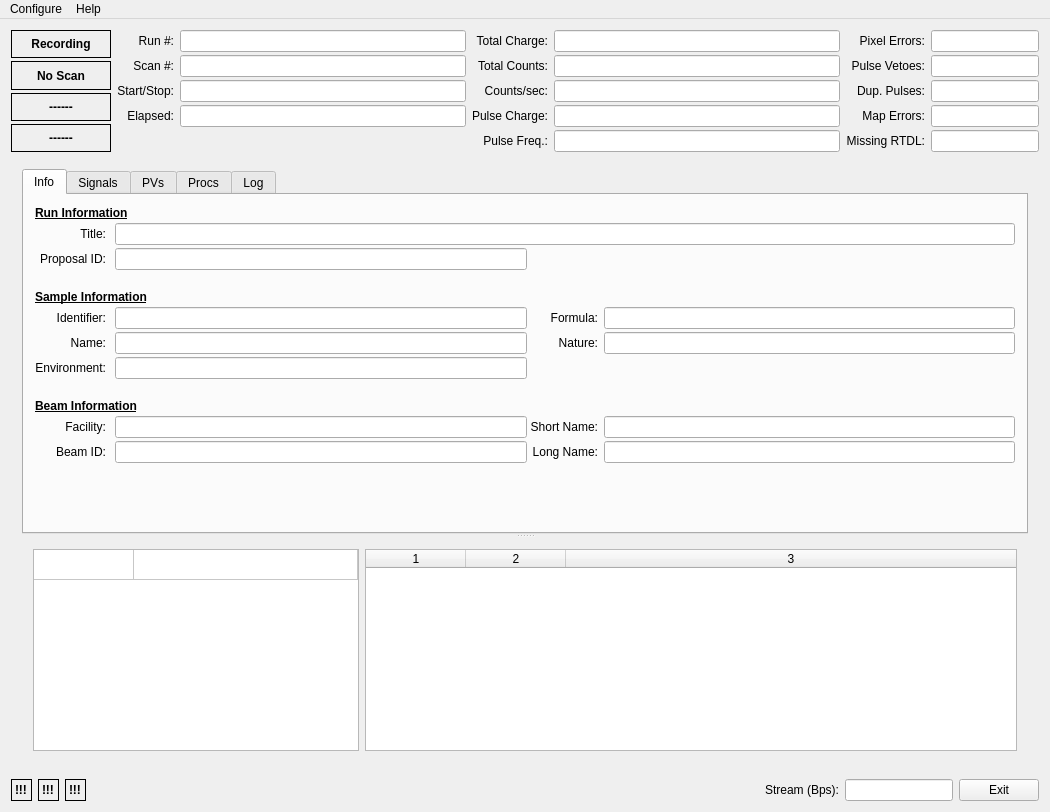
Before: the Qt Designer form dasmon/client/MainWindow.ui in ADARA-Neutrons/adara, drawn with Qt 5.
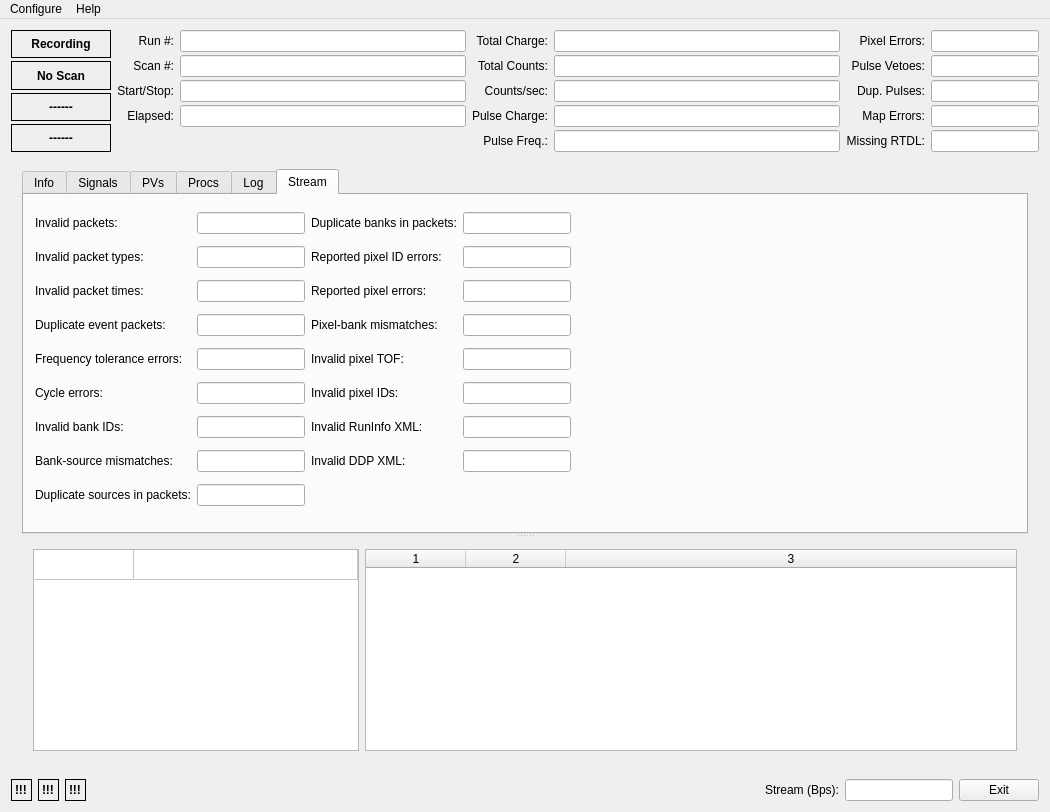
After: the same form once the commit is applied.

Commit message: Added stream verification metrics to dasmon

What changed in the file:
```diff
--- a/dasmon/client/MainWindow.ui
+++ b/dasmon/client/MainWindow.ui
@@ -426,7 +426,7 @@
          </property>
          <widget class="QTabWidget" name="tabWidget">
           <property name="currentIndex">
-           <number>0</number>
+           <number>5</number>
           </property>
           <widget class="QWidget" name="runInfoTab">
            <attribute name="title">
@@ -803,6 +803,268 @@
             </item>
            </layout>
           </widget>
+          <widget class="QWidget" name="tab">
+           <attribute name="title">
+            <string>Stream</string>
+           </attribute>
+           <layout class="QHBoxLayout" name="horizontalLayout_5">
+            <item>
+             <layout class="QGridLayout" name="gridLayout_3">
+              <item row="0" column="0">
+               <widget class="QLabel" name="label_20">
+                <property name="text">
+                 <string>Invalid packets:</string>
+                </property>
+               </widget>
+              </item>
+              <item row="0" column="1">
+               <widget class="QLineEdit" name="invPktEdit">
+                <property name="readOnly">
+                 <bool>true</bool>
+                </property>
+               </widget>
+              </item>
+              <item row="1" column="0">
+               <widget class="QLabel" name="label_22">
+                <property name="text">
+                 <string>Invalid packet types:</string>
+                </property>
+               </widget>
+              </item>
+              <item row="1" column="1">
+               <widget class="QLineEdit" name="invPktTypeEdit">
+                <property name="readOnly">
+                 <bool>true</bool>
+                </property>
+               </widget>
+              </item>
+              <item row="2" column="0">
+               <widget class="QLabel" name="label_33">
+                <property name="text">
+                 <string>Invalid packet times:</string>
+                </property>
+               </widget>
+              </item>
+              <item row="2" column="1">
+               <widget class="QLineEdit" name="invPktTimeEdit">
+                <property name="readOnly">
+                 <bool>true</bool>
+                </property>
+               </widget>
+              </item>
+              <item row="3" column="0">
+               <widget class="QLabel" name="label_34">
+                <property name="text">
+                 <string>Duplicate event packets:</string>
+                </property>
+               </widget>
+              </item>
+              <item row="3" column="1">
+               <widget class="QLineEdit" name="dupEventPktEdit">
+                <property name="readOnly">
+                 <bool>true</bool>
+                </property>
+               </widget>
+              </item>
+              <item row="4" column="1">
+               <widget class="QLineEdit" name="freqTolEdit">
+                <property name="readOnly">
+                 <bool>true</bool>
+                </property>
+               </widget>
+              </item>
+              <item row="5" column="1">
+               <widget class="QLineEdit" name="cycleErrEdit">
+                <property name="readOnly">
+                 <bool>true</bool>
+                </property>
+               </widget>
+              </item>
+              <item row="6" column="1">
+               <widget class="QLineEdit" name="invBankEdit">
+                <property name="readOnly">
+                 <bool>true</bool>
+                </property>
+               </widget>
+              </item>
+              <item row="7" column="1">
+               <widget class="QLineEdit" name="bankSrcMisEdit">
+                <property name="readOnly">
+                 <bool>true</bool>
+                </property>
+               </widget>
+              </item>
+              <item row="8" column="1">
+               <widget class="QLineEdit" name="dupSrcEdit">
+                <property name="readOnly">
+                 <bool>true</bool>
+                </property>
+               </widget>
+              </item>
+              <item row="0" column="3">
+               <widget class="QLineEdit" name="dupBankEdit">
+                <property name="readOnly">
+                 <bool>true</bool>
+                </property>
+               </widget>
+              </item>
+              <item row="7" column="2">
+               <widget class="QLabel" name="label_46">
+                <property name="text">
+                 <string>Invalid DDP XML:</string>
+                </property>
+               </widget>
+              </item>
+              <item row="6" column="2">
+               <widget class="QLabel" name="label_45">
+                <property name="text">
+                 <string>Invalid RunInfo XML:</string>
+                </property>
+               </widget>
+              </item>
+              <item row="5" column="2">
+               <widget class="QLabel" name="label_44">
+                <property name="text">
+                 <string>Invalid pixel IDs:</string>
+                </property>
+               </widget>
+              </item>
+              <item row="4" column="2">
+               <widget class="QLabel" name="label_43">
+                <property name="text">
+                 <string>Invalid pixel TOF:</string>
+                </property>
+               </widget>
+              </item>
+              <item row="3" column="2">
+               <widget class="QLabel" name="label_42">
+                <property name="text">
+                 <string>Pixel-bank mismatches:</string>
+                </property>
+               </widget>
+              </item>
+              <item row="2" column="2">
+               <widget class="QLabel" name="label_41">
+                <property name="text">
+                 <string>Reported pixel errors:</string>
+                </property>
+               </widget>
+              </item>
+              <item row="1" column="2">
+               <widget class="QLabel" name="label_40">
+                <property name="text">
+                 <string>Reported pixel ID errors:</string>
+                </property>
+               </widget>
+              </item>
+              <item row="0" column="2">
+               <widget class="QLabel" name="label_39">
+                <property name="text">
+                 <string>Duplicate banks in packets:</string>
+                </property>
+               </widget>
+              </item>
+              <item row="8" column="0">
+               <widget class="QLabel" name="label_38">
+                <property name="text">
+                 <string>Duplicate sources in packets:</string>
+                </property>
+               </widget>
+              </item>
+              <item row="7" column="0">
+               <widget class="QLabel" name="label_37">
+                <property name="text">
+                 <string>Bank-source mismatches:</string>
+                </property>
+               </widget>
+              </item>
+              <item row="6" column="0">
+               <widget class="QLabel" name="label_36">
+                <property name="text">
+                 <string>Invalid bank IDs:</string>
+                </property>
+               </widget>
+              </item>
+              <item row="5" column="0">
+               <widget class="QLabel" name="label_35">
+                <property name="text">
+                 <string>Cycle errors:</string>
+                </property>
+               </widget>
+              </item>
+              <item row="4" column="0">
+               <widget class="QLabel" name="label_47">
+                <property name="text">
+                 <string>Frequency tolerance errors:</string>
+                </property>
+               </widget>
+              </item>
+              <item row="1" column="3">
+               <widget class="QLineEdit" name="repPixMapEdit">
+                <property name="readOnly">
+                 <bool>true</bool>
+                </property>
+               </widget>
+              </item>
+              <item row="2" column="3">
+               <widget class="QLineEdit" name="repPixErrEdit">
+                <property name="readOnly">
+                 <bool>true</bool>
+                </property>
+               </widget>
+              </item>
+              <item row="3" column="3">
+               <widget class="QLineEdit" name="pixBankMisEdit">
+                <property name="readOnly">
+                 <bool>true</bool>
+                </property>
+               </widget>
+              </item>
+              <item row="4" column="3">
+               <widget class="QLineEdit" name="invTofEdit">
+                <property name="readOnly">
+                 <bool>true</bool>
+                </property>
+               </widget>
+              </item>
+              <item row="5" column="3">
+               <widget class="QLineEdit" name="invPixEdit">
+                <property name="readOnly">
+                 <bool>true</bool>
+                </property>
+               </widget>
+              </item>
+              <item row="6" column="3">
+               <widget class="QLineEdit" name="invRunXMLEdit">
+                <property name="readOnly">
+                 <bool>true</bool>
+                </property>
+               </widget>
+              </item>
+              <item row="7" column="3">
+               <widget class="QLineEdit" name="invDDPXMLEdit">
+                <property name="readOnly">
+                 <bool>true</bool>
+                </property>
+               </widget>
+              </item>
+             </layout>
+            </item>
+            <item>
+             <spacer name="horizontalSpacer_2">
+              <property name="orientation">
+               <enum>Qt::Horizontal</enum>
+              </property>
+              <property name="sizeHint" stdset="0">
+               <size>
+                <width>300</width>
+                <height>20</height>
+               </size>
+              </property>
+             </spacer>
+            </item>
+           </layout>
+          </widget>
          </widget>
          <widget class="QWidget" name="layoutWidget">
           <layout class="QHBoxLayout" name="horizontalLayout_3" stretch="1,2">
```
The commit also changes 13 other files.
